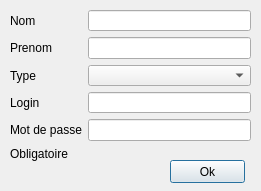
RBFUZ/TP_STL, file TP_ASR/dialogpersonnel.ui: the form before one commit.
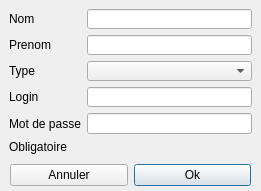
The form after the commit.

Commit message: Auto resize + ajout bouton annuler

```diff
--- a/TP_ASR/dialogpersonnel.ui
+++ b/TP_ASR/dialogpersonnel.ui
@@ -16,10 +16,10 @@
   <widget class="QWidget" name="formLayoutWidget">
    <property name="geometry">
     <rect>
-     <x>10</x>
-     <y>10</y>
-     <width>241</width>
-     <height>151</height>
+     <x>9</x>
+     <y>9</y>
+     <width>243</width>
+     <height>145</height>
     </rect>
    </property>
    <layout class="QFormLayout" name="formLayout">
@@ -86,18 +86,31 @@
     </item>
    </layout>
   </widget>
-  <widget class="QPushButton" name="btnOk">
+  <widget class="QWidget" name="gridLayoutWidget">
    <property name="geometry">
     <rect>
-     <x>170</x>
+     <x>10</x>
      <y>160</y>
-     <width>75</width>
-     <height>23</height>
+     <width>241</width>
+     <height>31</height>
     </rect>
    </property>
-   <property name="text">
-    <string>Ok</string>
-   </property>
+   <layout class="QGridLayout" name="gridLayout">
+    <item row="0" column="1">
+     <widget class="QPushButton" name="btnOk">
+      <property name="text">
+       <string>Ok</string>
+      </property>
+     </widget>
+    </item>
+    <item row="0" column="0">
+     <widget class="QPushButton" name="btnAnnuler">
+      <property name="text">
+       <string>Annuler</string>
+      </property>
+     </widget>
+    </item>
+   </layout>
   </widget>
  </widget>
  <resources/>
```
The commit also changes 8 other files.
